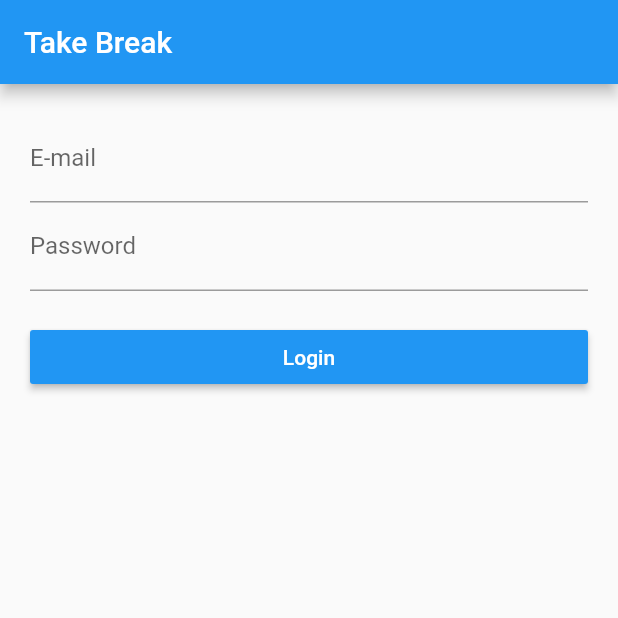
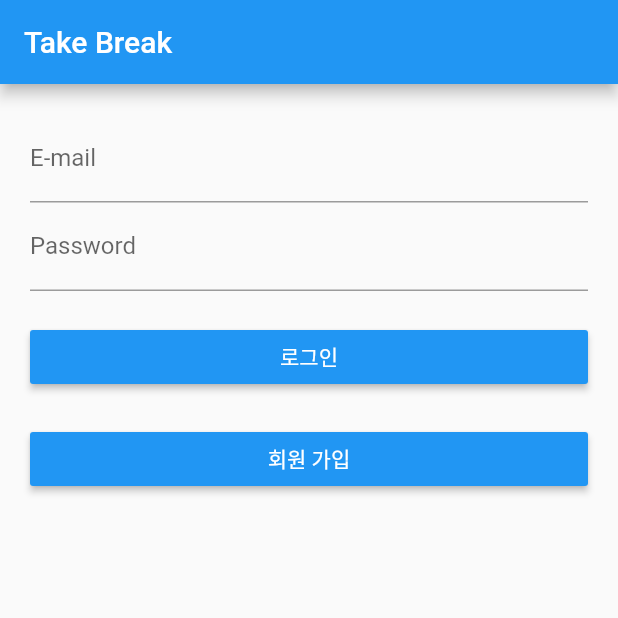
Before and after one commit to awesome-cis/take-break-flutter, a Flutter app: the screen it shows after launch, on a phone screen of 412 x 824 dp, the top half of it. Run offline on Flutter 3.47's test engine with Material 2 defaults, Android fonts, the phone set to English and light mode, and no system bars; missing offline and left inert: validate.

Commit message:
separate files

```diff
--- /dev/null
+++ b/lib/login.dart
@@ -0,0 +1,139 @@
+import 'package:flutter/material.dart';
+import 'package:validate/validate.dart';
+import 'register.dart';
+
+class LoginPage extends StatefulWidget {
+  @override
+  _LoginPageState createState() {
+    return _LoginPageState();
+  }
+}
+
+class _LoginData {
+  String email = '';
+  String password = '';
+}
+
+class _LoginPageState extends State<LoginPage> {
+  final GlobalKey<FormState> _formKey = new GlobalKey<FormState>();
+  _LoginData _data = new _LoginData();
+
+  String _validateEmail(String value) {
+    try {
+      Validate.isEmail(value);
+    } catch (e) {
+      return 'The E-mail Address must be a valid email address.';
+    }
+
+    return null;
+  }
+
+  String _validatePassword(String value) {
+    if (value.length < 8) {
+      return 'The Password must be at least 8 characters.';
+    }
+
+    return null;
+  }
+
+  void submit() {
+    // First validate form.
+    if (this._formKey.currentState.validate()) {
+      _formKey.currentState.save(); // Save our form now.
+
+      print('Printing the login data.');
+      print('Email: ${_data.email}');
+      print('Password: ${_data.password}');
+
+      Navigator.push(
+        context,
+        MaterialPageRoute(builder: (context) => SecondRoute()),
+      );
+    }
+  }
+
+  void register() {
+    Navigator.push(
+      context,
+      MaterialPageRoute(builder: (context) => RegisterPage()),
+    );
+  }
+
+  @override
+  Widget build(BuildContext context) {
+    final Size screenSize = MediaQuery.of(context).size;
+
+    return new Scaffold(
+      appBar: new AppBar(
+        title: new Text('Take Break', textAlign: TextAlign.center),
+      ),
+      body: new Container(
+          padding: new EdgeInsets.all(20.0),
+          child: new Form(
+            key: this._formKey,
+            child: new ListView(
+              children: <Widget>[
+                new TextFormField(
+                    keyboardType: TextInputType.emailAddress,
+                    // Use email input type for emails.
+                    decoration: new InputDecoration(labelText: 'E-mail'),
+                    validator: this._validateEmail,
+                    onSaved: (String value) {
+                      this._data.email = value;
+                    }),
+                new TextFormField(
+                    obscureText: true, // Use secure text for passwords.
+                    decoration: new InputDecoration(labelText: 'Password'),
+                    validator: this._validatePassword,
+                    onSaved: (String value) {
+                      this._data.password = value;
+                    }),
+                new Container(
+                  width: screenSize.width,
+                  child: new RaisedButton(
+                    child: new Text(
+                      '로그인',
+                      style: new TextStyle(color: Colors.white),
+                    ),
+                    onPressed: this.submit,
+                    color: Colors.blue,
+                  ),
+                  margin: new EdgeInsets.only(top: 20.0),
+                ),
+                new Container(
+                  width: screenSize.width,
+                  child: new RaisedButton(
+                    child: new Text(
+                      '회원 가입',
+                      style: new TextStyle(color: Colors.white),
+                    ),
+                    onPressed: this.register,
+                    color: Colors.blue,
+                  ),
+                  margin: new EdgeInsets.only(top: 20.0),
+                )
+              ],
+            ),
+          )),
+    );
+  }
+}
+
+class SecondRoute extends StatelessWidget {
+  @override
+  Widget build(BuildContext context) {
+    return Scaffold(
+      appBar: AppBar(
+        title: Text("Second Route"),
+      ),
+      body: Center(
+        child: RaisedButton(
+          onPressed: () {
+            Navigator.pop(context);
+          },
+          child: Text('Go back!'),
+        ),
+      ),
+    );
+  }
+}
--- a/lib/main.dart
+++ b/lib/main.dart
@@ -1,5 +1,6 @@
 import 'package:flutter/material.dart';
-import 'package:validate/validate.dart';
+import 'login.dart';
+
 
 void main() => runApp(MyApp());
 
@@ -16,120 +17,3 @@ class MyApp extends StatelessWidget {
     );
   }
 }
-
-class LoginPage extends StatefulWidget {
-  @override
-  _LoginPageState createState() {
-    return _LoginPageState();
-  }
-}
-
-class _LoginData {
-  String email = '';
-  String password = '';
-}
-
-class _LoginPageState extends State<LoginPage> {
-  final GlobalKey<FormState> _formKey = new GlobalKey<FormState>();
-  _LoginData _data = new _LoginData();
-
-  String _validateEmail(String value) {
-    try {
-      Validate.isEmail(value);
-    } catch (e) {
-      return 'The E-mail Address must be a valid email address.';
-    }
-
-    return null;
-  }
-
-  String _validatePassword(String value) {
-    if (value.length < 8) {
-      return 'The Password must be at least 8 characters.';
-    }
-
-    return null;
-  }
-
-  void submit() {
-    // First validate form.
-    if (this._formKey.currentState.validate()) {
-      _formKey.currentState.save(); // Save our form now.
-
-      print('Printing the login data.');
-      print('Email: ${_data.email}');
-      print('Password: ${_data.password}');
-
-      Navigator.push(
-        context,
-        MaterialPageRoute(builder: (context) => SecondRoute()),
-      );
-    }
-  }
-
-  @override
-  Widget build(BuildContext context) {
-    final Size screenSize = MediaQuery.of(context).size;
-
-    return new Scaffold(
-      appBar: new AppBar(
-        title: new Text('Take Break', textAlign: TextAlign.center),
-      ),
-      body: new Container(
-          padding: new EdgeInsets.all(20.0),
-          child: new Form(
-            key: this._formKey,
-            child: new ListView(
-              children: <Widget>[
-                new TextFormField(
-                    keyboardType: TextInputType.emailAddress,
-                    // Use email input type for emails.
-                    decoration: new InputDecoration(labelText: 'E-mail'),
-                    validator: this._validateEmail,
-                    onSaved: (String value) {
-                      this._data.email = value;
-                    }),
-                new TextFormField(
-                    obscureText: true, // Use secure text for passwords.
-                    decoration: new InputDecoration(labelText: 'Password'),
-                    validator: this._validatePassword,
-                    onSaved: (String value) {
-                      this._data.password = value;
-                    }),
-                new Container(
-                  width: screenSize.width,
-                  child: new RaisedButton(
-                    child: new Text(
-                      'Login',
-                      style: new TextStyle(color: Colors.white),
-                    ),
-                    onPressed: this.submit,
-                    color: Colors.blue,
-                  ),
-                  margin: new EdgeInsets.only(top: 20.0),
-                )
-              ],
-            ),
-          )),
-    );
-  }
-}
-
-class SecondRoute extends StatelessWidget {
-  @override
-  Widget build(BuildContext context) {
-    return Scaffold(
-      appBar: AppBar(
-        title: Text("Second Route"),
-      ),
-      body: Center(
-        child: RaisedButton(
-          onPressed: () {
-            Navigator.pop(context);
-          },
-          child: Text('Go back!'),
-        ),
-      ),
-    );
-  }
-}
```
Also changed, not shown: lib/register.dart (added, +105 -0 lines).
